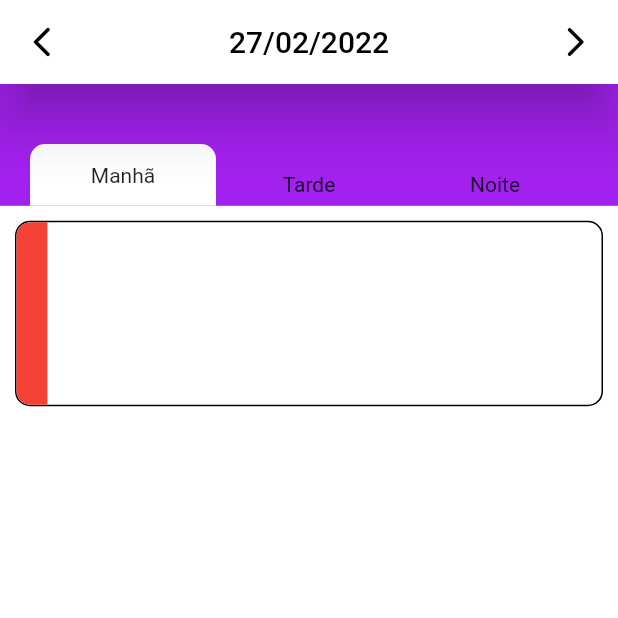
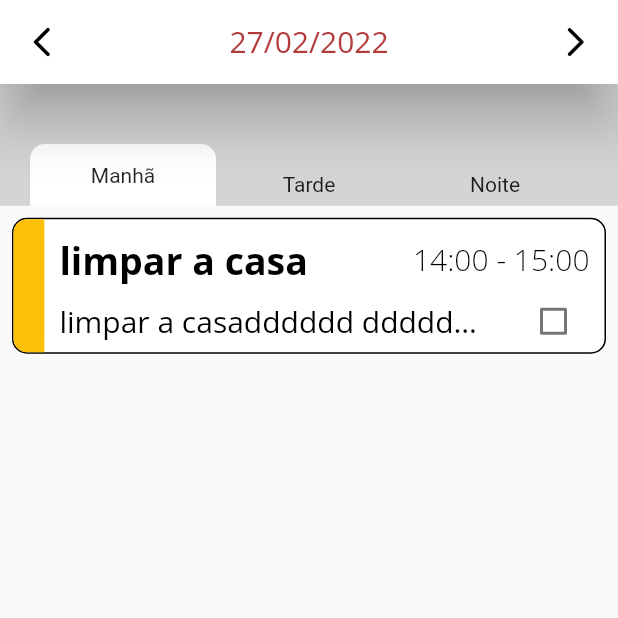
Before and after one commit to MatheusAmaros/task-manager-application, a Flutter app: the screen it shows after launch, on a phone screen of 412 x 824 dp, the top half of it. Run offline on Flutter 3.47's test engine with Material 2 defaults, Android fonts, the phone set to English and light mode, and no system bars; our stand-ins replace google_fonts.

Commit message:
adição da pagina morning

```diff
--- a/lib/styles/font.dart
+++ b/lib/styles/font.dart
@@ -1,5 +1,25 @@
 import 'package:flutter/material.dart';
+import 'package:google_fonts/google_fonts.dart';
 
-TextStyle textAppBar = TextStyle(
+TextStyle textAppBar = GoogleFonts.openSans(
+  fontWeight: FontWeight.w400,
+  color: Color.fromARGB(255, 178, 59, 59),
+  fontSize: 20,
+);
+
+TextStyle textTitle = GoogleFonts.openSans(
+  fontWeight: FontWeight.bold,
   color: Colors.black,
+  fontSize: 25,
 );
+TextStyle textBody = GoogleFonts.openSans(
+  fontWeight: FontWeight.w400,
+  color: Colors.black,
+  fontSize: 20,
+);
+
+TextStyle textTime = GoogleFonts.openSans(
+  fontWeight: FontWeight.w200,
+  color: Colors.black,
+  fontSize: 20,
+);
--- a/lib/view/home.view.dart
+++ b/lib/view/home.view.dart
@@ -2,6 +2,7 @@ import 'package:flutter/material.dart';
 import 'package:flutter/src/widgets/framework.dart';
 import 'package:flutter/src/widgets/placeholder.dart';
 import 'package:task_manager/styles/font.dart';
+import 'package:task_manager/view/morning.view.dart';
 import 'package:task_manager/widgets/card.dart';
 
 class HomePage extends StatefulWidget {
@@ -49,7 +50,7 @@ class _HomePageState extends State<HomePage> {
       body: Container(
         height: MediaQuery.of(context).size.height,
         width: MediaQuery.of(context).size.width,
-        decoration: BoxDecoration(color: Color.fromARGB(255, 163, 33, 238)),
+        decoration: BoxDecoration(color: Color.fromARGB(255, 212, 212, 212)),
         child: Column(
           children: [
             Container(
@@ -201,15 +202,7 @@ class _HomePageState extends State<HomePage> {
               child: PageView(
                 controller: _pageController,
                 children: [
-                  Container(
-                    color: Color.fromARGB(255, 255, 255, 255),
-                    child: Padding(
-                      padding: const EdgeInsets.all(10),
-                      child: Column(
-                        children: [CardTask()],
-                      ),
-                    ),
-                  ),
+                  MorningTasks(),
                   Container(
                     color: Color.fromARGB(255, 17, 17, 17),
                   ),
--- /dev/null
+++ b/lib/view/morning.view.dart
@@ -0,0 +1,25 @@
+import 'package:flutter/material.dart';
+import 'package:flutter/src/widgets/framework.dart';
+import 'package:flutter/src/widgets/placeholder.dart';
+import 'package:task_manager/widgets/card.dart';
+
+class MorningTasks extends StatefulWidget {
+  const MorningTasks({super.key});
+
+  @override
+  State<MorningTasks> createState() => _MorningTasksState();
+}
+
+class _MorningTasksState extends State<MorningTasks> {
+  @override
+  Widget build(BuildContext context) {
+    return Scaffold(
+      body: Padding(
+        padding: const EdgeInsets.all(8.0),
+        child: ListView(
+          children: [CardTask()],
+        ),
+      ),
+    );
+  }
+}
--- a/lib/widgets/card.dart
+++ b/lib/widgets/card.dart
@@ -1,6 +1,7 @@
 import 'package:flutter/material.dart';
 import 'package:flutter/src/widgets/framework.dart';
 import 'package:flutter/src/widgets/placeholder.dart';
+import 'package:task_manager/styles/font.dart';
 
 class CardTask extends StatefulWidget {
   const CardTask({super.key});
@@ -10,26 +11,95 @@ class CardTask extends StatefulWidget {
 }
 
 class _CardTaskState extends State<CardTask> {
+  ValueNotifier<bool> done = ValueNotifier<bool>(false);
+  Color? importance;
+  void teste() {
+    if (done.value == false) {
+      importance = Colors.amber;
+      return;
+    } else {
+      importance = Color.fromARGB(255, 0, 0, 0);
+      return;
+    }
+  }
+
+  @override
+  void initState() {
+    // TODO: implement initState
+    super.initState();
+    teste();
+  }
+
   @override
   Widget build(BuildContext context) {
     return Container(
-      width: MediaQuery.of(context).size.width,
-      height: MediaQuery.of(context).size.height * 0.15,
+      width: MediaQuery.of(context).size.width * 0.83,
+      height: MediaQuery.of(context).size.height * 0.11,
       decoration: BoxDecoration(
         color: Colors.white,
         border: Border.all(color: Colors.black, width: 1),
         borderRadius: BorderRadius.circular(10),
       ),
-      child: Stack(
+      child: Row(
         children: [
           Container(
             width: MediaQuery.of(context).size.width * 0.05,
-            height: MediaQuery.of(context).size.height * 0.149,
+            height: MediaQuery.of(context).size.height * 0.147,
             decoration: BoxDecoration(
-                color: Colors.red,
+                color: importance,
                 borderRadius: BorderRadius.only(
                     topLeft: Radius.circular(9),
                     bottomLeft: Radius.circular(9))),
+          ),
+          Expanded(
+            child: Padding(
+              padding: const EdgeInsets.all(10),
+              child: Container(
+                child: Column(
+                  mainAxisAlignment: MainAxisAlignment.center,
+                  children: [
+                    Row(
+                      mainAxisAlignment: MainAxisAlignment.spaceBetween,
+                      children: [
+                        Text(
+                          'limpar a casa',
+                          style: textTitle,
+                        ),
+                        Text(
+                          '14:00 - 15:00',
+                          style: textTime,
+                        )
+                      ],
+                    ),
+                    Row(
+                      mainAxisAlignment: MainAxisAlignment.spaceBetween,
+                      children: [
+                        SizedBox(
+                          width: MediaQuery.of(context).size.width * 0.7,
+                          child: Text(
+                            'limpar a casadddddd ddddddddddddd dddddddddddddd',
+                            overflow: TextOverflow.ellipsis,
+                            style: textBody,
+                          ),
+                        ),
+                        ValueListenableBuilder(
+                          valueListenable: done,
+                          builder: (context, value, child) {
+                            return Checkbox(
+                              value: done.value,
+                              onChanged: (value) {
+                                done.value = !done.value;
+                              },
+                              activeColor: Colors.green,
+                            );
+                          },
+                        )
+                      ],
+                    )
+                  ],
+                ),
+              ),
+            ),
           )
         ],
       ),
--- a/pubspec.yaml
+++ b/pubspec.yaml
@@ -30,6 +30,8 @@ environment:
 dependencies:
   flutter:
     sdk: flutter
+  sqflite: ^2.2.3
+  google_fonts: ^3.0.1
 
 
   # The following adds the Cupertino Icons font to your application.
```
Also changed, not shown: pubspec.lock, 1 other file.
